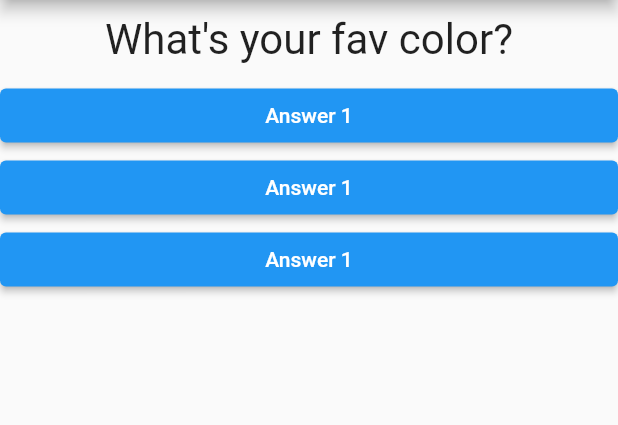
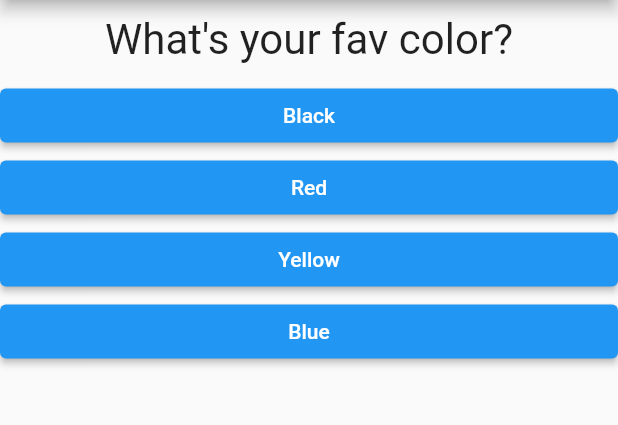
Before and after one commit to oyegbilepraise/First_Flutter_app, a Flutter app: the screen it shows after launch, on a phone screen of 412 x 824 dp, the part 84-509 px from its top. Run offline on Flutter 3.47's test engine with Material 2 defaults, Android fonts, the phone set to English and light mode, and no system bars.

Commit message:
added ternery operators for _questionIndex

```diff
--- a/lib/answer.dart
+++ b/lib/answer.dart
@@ -2,8 +2,9 @@ import 'package:flutter/material.dart';
 
 class Answer extends StatelessWidget {
   final VoidCallback selectHandler;
+  final String answerText;
 
-  Answer(this.selectHandler);
+  Answer(this.selectHandler, this.answerText);
 
   @override
   Widget build(BuildContext context) {
@@ -13,7 +14,7 @@ class Answer extends StatelessWidget {
         style: ElevatedButton.styleFrom(
           primary: Colors.blue,
         ),
-        child: Text('Answer 1'),
+        child: Text(answerText),
         onPressed: selectHandler,
       ),
     );
--- a/lib/main.dart
+++ b/lib/main.dart
@@ -18,20 +18,7 @@ class MyApp extends StatefulWidget {
 }
 
 class _MyAppState extends State<MyApp> {
-  var _questionIndex = 0;
-
-  void _answerChosen() {
-    setState(() {
-      _questionIndex += 1;
-    });
-    print(
-      'Answer Selected!',
-    );
-  }
-
-  @override
-  Widget build(BuildContext context) {
-    var questions = [
+  static const List questions = [
     {
       'questionText': 'What\'s your fav color?',
       'answers': ['Black', 'Red', 'Yellow', 'Blue'],
@@ -45,20 +32,41 @@ class _MyAppState extends State<MyApp> {
       'answers': ['Max', 'Brad', 'Code Addict', 'Traversy'],
     },
   ];
+
+  var _questionIndex = 0;
+
+  void _answerChosen() {
+    setState(() {
+      _questionIndex += 1;
+    });
+    if (_questionIndex < questions.length) {
+      print('We have more Questions!');
+    } else {
+      print('No More Questions!');
+    }
+  }
+
+  @override
+  Widget build(BuildContext context) {
     return MaterialApp(
       home: Scaffold(
         appBar: AppBar(
           title: Text('My First App'),
         ),
-        body: Column(
+        body: _questionIndex < questions.length
+            ? Column(
                 children: [
                   Question(
                     questions[_questionIndex]['questionText'],
                   ),
-            Answer(_answerChosen),
-            Answer(_answerChosen),
-            Answer(_answerChosen),
+                  ...(questions[_questionIndex]['answers'] as List<String>)
+                      .map((answer) {
+                    return Answer(_answerChosen, answer);
+                  }).toList()
                 ],
+              )
+            : Center(
+                child: Text('You did it!'),
               ),
       ),
     );
```
Lines whose indentation alone changed are shown as unchanged.
